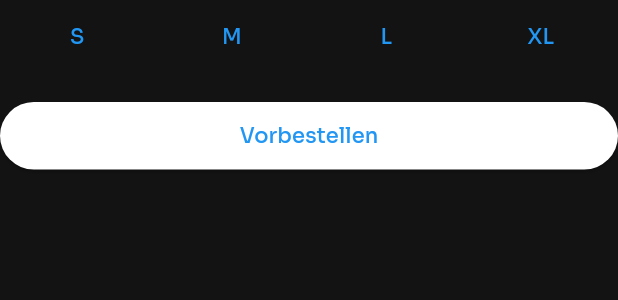
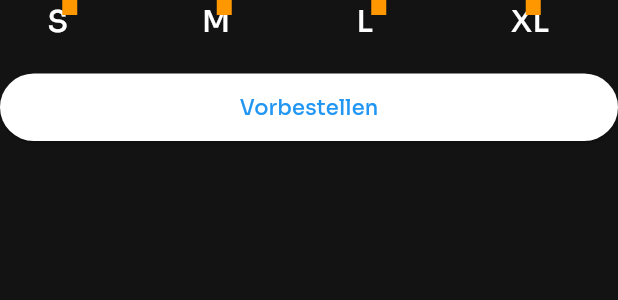
Before and after one commit to husakki/sohii_v2, a Flutter app: the SizeSelector widget shown alone on an empty page, opened directly, on a phone screen of 412 x 824 dp. Shown: the top 300 px of the screen. Run offline on Flutter 3.47's test engine with Material 2 defaults, Android fonts, the phone set to English and light mode, and no system bars; drawn by our look-alikes of flutter_animate; our stand-ins replace get.

Commit message:
wip size selector and clicking on them

```diff
--- a/lib/view/product_view.dart
+++ b/lib/view/product_view.dart
@@ -126,7 +126,7 @@ class _SizeSelectorState extends State<SizeSelector> {
           width: 500,
           child: Row(
             mainAxisAlignment: MainAxisAlignment.spaceAround,
-            children: [
+            children: const [
               SizeButton(prodSize: "S"),
               SizeButton(prodSize: "M"),
               SizeButton(prodSize: "L"),
@@ -162,15 +162,41 @@ class _SizeButtonState extends State<SizeButton> {
 
   @override
   Widget build(BuildContext context) {
-    return TextButton(
-      onPressed: () {
-        setState(() {
-          _toggle = !_toggle;
-        });
-      },
-      child: Text(widget.prodSize)
-          .animate(target: _toggle ? 1 : 0)
-          .scaleXY(end: 2),
+    return MouseRegion(
+      cursor: MaterialStateMouseCursor.clickable,
+      child: GestureDetector(
+          onTap: () {
+            setState(() {
+              _toggle = !_toggle;
+            });
+          },
+          child: Stack(
+            alignment: Alignment.topRight,
+            children: [
+              SizedBox(
+                width: 40,
+                child: Text(
+                  widget.prodSize,
+                  style: const TextStyle(
+                    color: Colors.white,
+                    fontSize: 20,
+                  ),
+                )
+                    .animate(target: _toggle ? 1 : 0)
+                    .scaleXY(end: 2)
+                    .then()
+                    .scaleXY(end: 1),
+              ),
+              Positioned(
+                left: 10,
+                child: Container(
+                  color: Colors.orange,
+                  width: 10,
+                  height: 10,
+                ),
+              ),
+            ],
+          )),
     );
   }
 }
```
